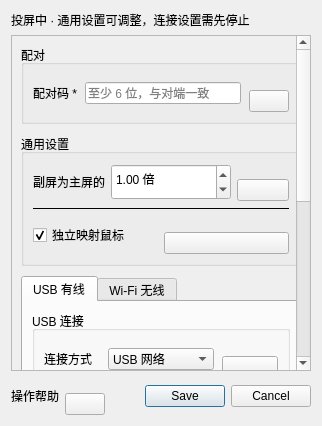
This is Fukaros/ui/forms/settings.ui in HuTaoUnknow/Fukaros-Furina as Qt 5 draws it before an edit. The edited form follows.
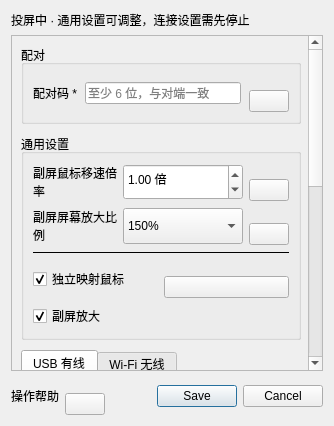
This is the edited form. Custom widgets are drawn as their Qt base class.

```diff
--- a/Fukaros/ui/forms/settings.ui
+++ b/Fukaros/ui/forms/settings.ui
@@ -121,7 +121,7 @@
          <property name="title"><string>通用设置</string></property>
          <layout class="QVBoxLayout" name="generalLayout">
  <item><layout class="QHBoxLayout" name="pointerLayout">
-          <item><widget class="QLabel" name="pointerLabel"><property name="text"><string>副屏为主屏的</string></property></widget></item>
+          <item><widget class="QLabel" name="pointerLabel"><property name="text"><string>副屏鼠标移速倍率</string></property><property name="wordWrap"><bool>true</bool></property></widget></item>
           <item><widget class="QDoubleSpinBox" name="pointerMultiplier">
            <property name="minimum"><double>0.250000000000000</double></property>
            <property name="maximum"><double>4.000000000000000</double></property>
@@ -143,6 +143,18 @@
            </widget></item>
           </layout></item>
          </layout></item>
+         <item><layout class="QHBoxLayout" name="screenScaleRow">
+          <item><widget class="QLabel" name="screenScaleLabel"><property name="text"><string>副屏屏幕放大比例</string></property><property name="wordWrap"><bool>true</bool></property></widget></item>
+          <item><widget class="FurinaComboBox" name="screenScale"><property name="minimumSize"><size><width>120</width><height>36</height></size></property><property name="currentIndex"><number>2</number></property><item><property name="text"><string>100%</string></property></item><item><property name="text"><string>125%</string></property></item><item><property name="text"><string>150%</string></property></item><item><property name="text"><string>175%</string></property></item><item><property name="text"><string>200%</string></property></item><item><property name="text"><string>225%</string></property></item><item><property name="text"><string>250%</string></property></item><item><property name="text"><string>300%</string></property></item></widget></item>
+          <item><layout class="QVBoxLayout" name="screenScaleHelpLayout"><property name="spacing"><number>0</number></property>
+           <item><spacer name="screenScaleHelpSpring"><property name="orientation"><enum>Qt::Vertical</enum></property><property name="sizeHint" stdset="0"><size><width>0</width><height>16</height></size></property></spacer></item>
+           <item><widget class="StepHelpButton" name="screenScaleHelp"><property name="helpTitle" stdset="0"><string>副屏屏幕放大比例</string></property><property name="steps" stdset="0"><string>1. 勾选“副屏放大”后应用所选比例，默认 150%。关闭后恢复 100%，保留所选比例，重新开启后恢复。
+2. 使用 Windows 显示缩放，保留桌面分辨率，不裁切画面。主屏比例不变。
+3. 修改立即保存并双端同步；扩展开始后自动应用，投屏期间也可调整。
+4. 仅电脑向移动端扩展桌面生效；复制与移动端投电脑不改变原屏比例。
+5. 若 Windows 不支持所选档位，保留实际比例并在调试信息中提示。</string></property></widget></item>
+          </layout></item>
+         </layout></item>
          <item><widget class="QFrame" name="cursorSeparator"><property name="frameShape"><enum>QFrame::HLine</enum></property></widget></item>
          <item><layout class="QHBoxLayout" name="cursorMappingRow">
           <item><widget class="QCheckBox" name="independentCursor"><property name="text"><string>独立映射鼠标</string></property><property name="checked"><bool>true</bool></property></widget></item>
@@ -154,6 +166,7 @@
 4. 适用于电脑向移动端投屏。反色图案在独立模式中以黑白轮廓显示。</string></property></widget></item>
           </layout></item>
          </layout></item>
+         <item><widget class="QCheckBox" name="screenScaleEnabled"><property name="text"><string>副屏放大</string></property><property name="checked"><bool>true</bool></property></widget></item>
          </layout>
         </widget>
        </item>
```
Left out of the diff: 2 changed lines with no effect on the pictures.
